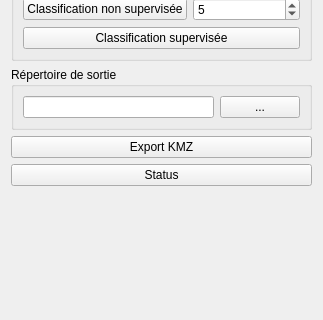
Qt form ui_qgiseducation.ui (CS-SI/TerreImage) before a commit; both pictures show x 0 to 323 and y 182 to 502 of the 323 by 502 pixel window.
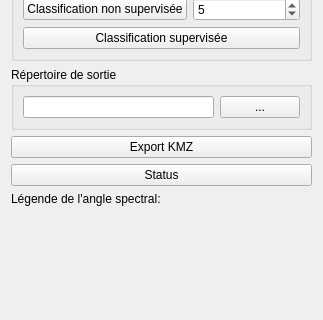
The same form after that commit.

Commit message: ajout de la barre de légende pour l'angle spectral

```diff
--- a/ui_qgiseducation.ui
+++ b/ui_qgiseducation.ui
@@ -104,6 +104,24 @@
      </property>
     </widget>
    </item>
+   <item>
+    <layout class="QHBoxLayout" name="horizontalLayout_3">
+     <item>
+      <widget class="QLabel" name="label_a_s">
+       <property name="text">
+        <string>Légende de l'angle spectral:</string>
+       </property>
+      </widget>
+     </item>
+     <item>
+      <widget class="QLabel" name="label_a_s_img">
+       <property name="text">
+        <string/>
+       </property>
+      </widget>
+     </item>
+    </layout>
+   </item>
    <item>
     <spacer name="verticalSpacer">
      <property name="orientation">
```
The commit also changes 4 other files.
